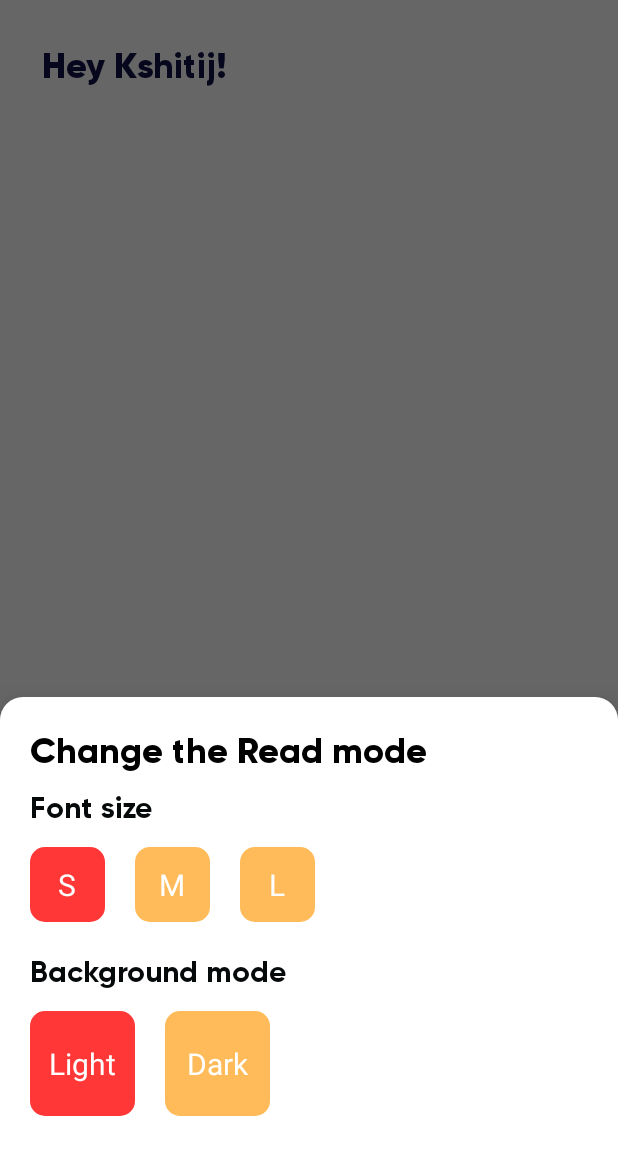
After one commit to kshitijskumar/Audino, an Android app: the fragment ReadSectionEditBottomSheetFragment placed in its activity, on a phone screen of 412 x 824 dp. The commit adds this screen. Shown: the top 1155 px of the screen. Run offline under Robolectric (Android 15) with nearby library versions, the phone set to English and light mode, and no system bars; our stand-ins replace data binding; network calls fail.

Commit message:
read mode change logic setup without state maintaint

```diff
--- /dev/null
+++ b/app/src/main/java/com/example/audino/views/read/ReadSectionEditBottomSheetFragment.kt
@@ -0,0 +1,52 @@
+package com.example.audino.views.read
+
+import android.os.Bundle
+import android.view.LayoutInflater
+import android.view.View
+import android.view.ViewGroup
+import androidx.fragment.app.DialogFragment
+import com.example.audino.R
+import com.example.audino.databinding.FragmentReadSectionEditBottomSheetBinding
+import com.google.android.material.bottomsheet.BottomSheetDialogFragment
+
+class ReadSectionEditBottomSheetFragment : BottomSheetDialogFragment() {
+
+    private lateinit var binding: FragmentReadSectionEditBottomSheetBinding
+
+    private lateinit var readModeListener: ReadModeChangeListener
+
+    private val editVm by lazy {
+        SectionEditVm()
+    }
+
+    override fun onCreate(savedInstanceState: Bundle?) {
+        super.onCreate(savedInstanceState)
+        setStyle(DialogFragment.STYLE_NORMAL, R.style.RoundedBottomSheetStyle)
+    }
+
+    override fun onCreateView(
+        inflater: LayoutInflater,
+        container: ViewGroup?,
+        savedInstanceState: Bundle?
+    ): View {
+        binding = FragmentReadSectionEditBottomSheetBinding.inflate(inflater)
+        binding.vm = editVm
+        return binding.root
+    }
+
+    fun setOnReadModeChangeListener(listener: ReadModeChangeListener) {
+        readModeListener = listener
+        editVm.setReadModeChangeListener(readModeListener)
+    }
+
+
+    companion object {
+        @JvmStatic
+        fun newInstance() = ReadSectionEditBottomSheetFragment()
+    }
+
+    interface ReadModeChangeListener {
+        fun onTextSizeChanged(textSizeOption: TextSizeOptions)
+        fun onBackgroundChanged(bgOption: BackgroundOption)
+    }
+}
--- /dev/null
+++ b/app/src/main/java/com/example/audino/views/read/SectionEditVm.kt
@@ -0,0 +1,36 @@
+package com.example.audino.views.read
+
+import androidx.databinding.ObservableField
+import com.example.audino.views.read.ReadSectionEditBottomSheetFragment.*
+
+class SectionEditVm {
+
+    val textSizeOptions = ObservableField(TextSizeOptions.TextSmall)
+    val bgOptions = ObservableField(BackgroundOption.BgLight)
+
+    private var readModeChangeListener: ReadModeChangeListener? = null
+
+    fun setReadModeChangeListener(listener: ReadModeChangeListener) {
+        readModeChangeListener = listener
+    }
+
+    fun textSizeOptionToggle(textOption: TextSizeOptions) {
+        textSizeOptions.set(textOption)
+        readModeChangeListener?.onTextSizeChanged(textOption)
+    }
+
+    fun backgroundOptionToggle(bgOption: BackgroundOption) {
+        bgOptions.set(bgOption)
+        readModeChangeListener?.onBackgroundChanged(bgOption)
+    }
+
+
+}
+
+enum class TextSizeOptions {
+    TextSmall,TextMedium, TextLarge
+}
+
+enum class BackgroundOption {
+    BgLight, BgDark
+}
--- /dev/null
+++ b/app/src/main/res/drawable/bg_text_size.xml
@@ -0,0 +1,25 @@
+<?xml version="1.0" encoding="utf-8"?>
+<selector xmlns:android="http://schemas.android.com/apk/res/android">
+
+    <item android:state_enabled="true">
+        <shape android:shape="rectangle">
+            <solid android:color="@color/text_size_unselected"/>
+            <corners android:radius="10dp"/>
+        </shape>
+    </item>
+
+    <item android:state_enabled="false">
+        <shape android:shape="rectangle">
+            <solid android:color="@color/text_size_selected"/>
+            <corners android:radius="10dp"/>
+        </shape>
+    </item>
+
+    <item>
+        <shape android:shape="rectangle">
+            <solid android:color="@color/text_size_unselected"/>
+            <corners android:radius="10dp"/>
+        </shape>
+    </item>
+
+</selector>
--- /dev/null
+++ b/app/src/main/res/layout/fragment_read_section_edit_bottom_sheet.xml
@@ -0,0 +1,137 @@
+<?xml version="1.0" encoding="utf-8"?>
+<layout xmlns:android="http://schemas.android.com/apk/res/android"
+    xmlns:app="http://schemas.android.com/apk/res-auto"
+    xmlns:tools="http://schemas.android.com/tools">
+
+    <data>
+        <import type="com.example.audino.views.read.TextSizeOptions"/>
+        <import type="com.example.audino.views.read.BackgroundOption"/>
+        <variable
+            name="vm"
+            type="com.example.audino.views.read.SectionEditVm" />
+    </data>
+
+    <androidx.constraintlayout.widget.ConstraintLayout
+        android:layout_width="match_parent"
+        android:layout_height="wrap_content"
+        android:paddingBottom="80dp">
+
+        <TextView
+            android:id="@+id/tvEditInfo"
+            android:layout_width="wrap_content"
+            android:layout_height="wrap_content"
+            android:text="@string/change_the_read_mode"
+            app:layout_constraintTop_toTopOf="parent"
+            app:layout_constraintStart_toStartOf="parent"
+            android:layout_margin="20dp"
+            android:textSize="24sp"
+            android:fontFamily="@font/gilroy_extrabold"
+            android:textColor="@color/black"/>
+
+        <TextView
+            android:id="@+id/tvTextSize"
+            android:layout_width="wrap_content"
+            android:layout_height="wrap_content"
+            app:layout_constraintTop_toBottomOf="@id/tvEditInfo"
+            app:layout_constraintStart_toStartOf="@id/tvEditInfo"
+            android:layout_marginTop="10dp"
+            android:text="@string/font_size"
+            android:fontFamily="@font/gilroy_bold"
+            android:textColor="@color/black_2"
+            android:textSize="20sp"/>
+
+        <TextView
+            android:id="@+id/tvSmall"
+            android:layout_width="50dp"
+            android:layout_height="50dp"
+            android:gravity="center"
+            android:text="@string/text_small_s"
+            app:layout_constraintTop_toBottomOf="@id/tvTextSize"
+            app:layout_constraintStart_toStartOf="@id/tvTextSize"
+            android:textColor="@color/white"
+            android:textSize="20sp"
+            android:layout_marginTop="14dp"
+            tools:enabled="false"
+            android:onClick="@{() -> vm.textSizeOptionToggle(TextSizeOptions.TextSmall)}"
+            android:enabled="@{vm.textSizeOptions != TextSizeOptions.TextSmall}"
+            android:background="@drawable/bg_text_size" />
+
+        <TextView
+            android:id="@+id/tvMedium"
+            android:layout_width="50dp"
+            android:layout_height="50dp"
+            android:gravity="center"
+            android:text="@string/text_small_m"
+            android:textColor="@color/white"
+            android:textSize="20sp"
+            android:layout_marginTop="14dp"
+            app:layout_constraintBaseline_toBaselineOf="@id/tvSmall"
+            app:layout_constraintStart_toEndOf="@id/tvSmall"
+            android:layout_marginStart="20dp"
+            android:onClick="@{() -> vm.textSizeOptionToggle(TextSizeOptions.TextMedium)}"
+            android:enabled="@{vm.textSizeOptions != TextSizeOptions.TextMedium}"
+            android:background="@drawable/bg_text_size"/>
+
+        <TextView
+            android:id="@+id/tvLarge"
+            android:layout_width="50dp"
+            android:layout_height="50dp"
+            android:gravity="center"
+            android:text="@string/text_small_l"
+            android:textColor="@color/white"
+            android:textSize="20sp"
+            android:layout_marginTop="14dp"
+            app:layout_constraintBaseline_toBaselineOf="@id/tvMedium"
+            app:layout_constraintStart_toEndOf="@id/tvMedium"
+            android:layout_marginStart="20dp"
+            android:onClick="@{() -> vm.textSizeOptionToggle(TextSizeOptions.TextLarge)}"
+            android:enabled="@{vm.textSizeOptions != TextSizeOptions.TextLarge}"
+            android:background="@drawable/bg_text_size"/>
+
+        <TextView
+            android:id="@+id/tvBackground"
+            android:layout_width="wrap_content"
+            android:layout_height="wrap_content"
+            android:text="@string/background_mode"
+            app:layout_constraintTop_toBottomOf="@id/tvSmall"
+            app:layout_constraintStart_toStartOf="@id/tvSmall"
+            android:layout_marginTop="20dp"
+            android:fontFamily="@font/gilroy_bold"
+            android:textColor="@color/black_2"
+            android:textSize="20sp"/>
+
+        <TextView
+            android:id="@+id/tvLight"
+            android:layout_width="70dp"
+            android:layout_height="70dp"
+            android:gravity="center"
+            android:text="@string/bg_light"
+            app:layout_constraintTop_toBottomOf="@id/tvBackground"
+            app:layout_constraintStart_toStartOf="@id/tvBackground"
+            android:textColor="@color/white"
+            android:textSize="20sp"
+            android:layout_marginTop="14dp"
+            tools:enabled="false"
+            android:onClick="@{() -> vm.backgroundOptionToggle(BackgroundOption.BgLight)}"
+            android:enabled="@{vm.bgOptions != BackgroundOption.BgLight}"
+            android:background="@drawable/bg_text_size"/>
+
+        <TextView
+            android:id="@+id/tvDark"
+            android:layout_width="70dp"
+            android:layout_height="70dp"
+            android:gravity="center"
+            android:text="@string/bg_dark"
+            android:textColor="@color/white"
+            android:textSize="20sp"
+            android:layout_marginTop="14dp"
+            android:onClick="@{() -> vm.backgroundOptionToggle(BackgroundOption.BgDark)}"
+            app:layout_constraintBaseline_toBaselineOf="@id/tvLight"
+            app:layout_constraintStart_toEndOf="@id/tvLight"
+            android:layout_marginStart="20dp"
+            android:enabled="@{vm.bgOptions != BackgroundOption.BgDark}"
+            android:background="@drawable/bg_text_size"/>
+
+
+    </androidx.constraintlayout.widget.ConstraintLayout>
+</layout>
--- a/app/src/main/res/values/colors.xml
+++ b/app/src/main/res/values/colors.xml
@@ -18,4 +18,10 @@
     <color name="black_2">#070A0B</color>
     <color name="light_grey">#EFEFFA</color>
 
+    <color name="text_size_selected">#FF3737</color>
+    <color name="text_size_unselected">#FFBB5A</color>
+
+    <color name="gray">#303537</color>
+
+
 </resources>
--- /dev/null
+++ b/app/src/main/res/values/dimen.xml
@@ -0,0 +1,6 @@
+<?xml version="1.0" encoding="utf-8"?>
+<resources>
+    <dimen name="text_small">18sp</dimen>
+    <dimen name="text_medium">22sp</dimen>
+    <dimen name="text_large">28sp</dimen>
+</resources>
--- a/app/src/main/res/values/strings.xml
+++ b/app/src/main/res/values/strings.xml
@@ -13,4 +13,12 @@
     <string name="speed_1x">1x</string>
     <string name="speed_15x">1.5x</string>
     <string name="speed_2x">2x</string>
+    <string name="change_the_read_mode">Change the Read mode</string>
+    <string name="font_size">Font size</string>
+    <string name="text_small_s">S</string>
+    <string name="text_small_m">M</string>
+    <string name="text_small_l">L</string>
+    <string name="background_mode">Background mode</string>
+    <string name="bg_light">Light</string>
+    <string name="bg_dark">Dark</string>
 </resources>
```
Also changed, not shown: app/src/main/java/com/example/audino/views/read/ReadFragment.kt (+22 -1 lines), app/src/main/java/com/example/audino/views/read/ReadSectionVm.kt (added, +76 -0 lines), app/src/main/res/layout/fragment_read.xml (+11 -2 lines).
